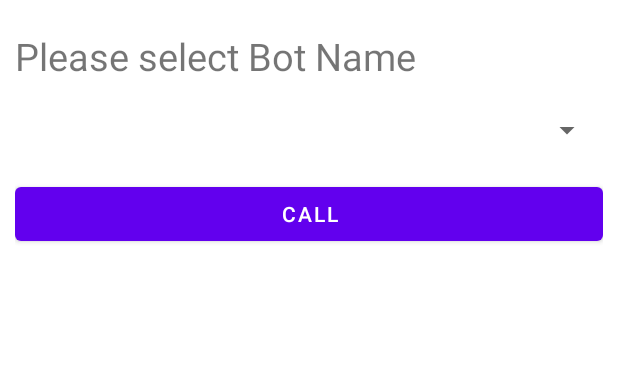
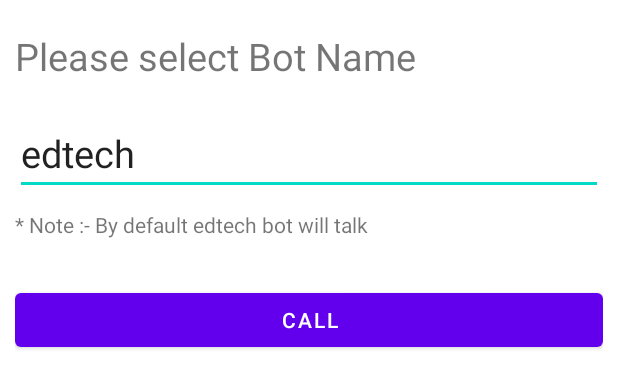
Before and after one commit to mrityunjay-1/wvb-app, an Android app: the layout activity_main.xml on its own in the app's theme, with its tools: preview values and no code run, on a phone screen of 412 x 824 dp. Shown: the top 388 px of the screen. Run offline under Robolectric (Android 15) with nearby library versions, the phone set to English and light mode, and no system bars.

```diff
--- a/src/main/java/com/example/wvb/VoiceBotActivity.java
+++ b/src/main/java/com/example/wvb/VoiceBotActivity.java
@@ -47,6 +47,7 @@ public class VoiceBotActivity extends AppCompatActivity {
         webView.getSettings().setJavaScriptEnabled(true);
         webView.getSettings().setJavaScriptCanOpenWindowsAutomatically(true);
         webView.getSettings().setMediaPlaybackRequiresUserGesture(false);
+        webView.addJavascriptInterface(new MyAndroidJSBridge(VoiceBotActivity.this), "AndroidJSBridge");
         webView.loadUrl("https://talkfusion-dev-app.oriserve.com?isBotOpen=true&botName=" + botName + "&platform=android");
     }
 
--- a/src/main/res/layout/activity_main.xml
+++ b/src/main/res/layout/activity_main.xml
@@ -22,33 +22,30 @@
             android:text="Please select Bot Name"
             />
 
-        <Spinner
+<!--        <include layout="@layout/spinner_resource_file" />-->
+
+        <EditText
+            android:layout_width="match_parent"
+            android:layout_height="match_parent"
+            android:shadowColor="@color/black"
+            android:layout_marginBottom="10dp"
+            android:id="@+id/botNameEditText"
+            android:text="edtech"
+            android:textSize="25dp"
+        />
+
+        <TextView
             android:layout_width="match_parent"
             android:layout_height="wrap_content"
-            android:id="@+id/botNameSpinner"
-            android:layout_marginBottom="20dp"
-        />
-
-<!--        <EditText-->
-<!--            android:layout_width="match_parent"-->
-<!--            android:layout_height="match_parent"-->
-<!--            android:shadowColor="@color/black"-->
-<!--            android:layout_marginBottom="10dp"-->
-<!--            android:id="@+id/botEditText"-->
-<!--            android:textSize="25dp"-->
-<!--        />-->
-
-<!--        <TextView-->
-<!--            android:layout_width="match_parent"-->
-<!--            android:layout_height="wrap_content"-->
-<!--            android:text="* Note :- By default edtech bot will talk"-->
-<!--            android:layout_marginBottom="10dp"-->
-<!--            />-->
+            android:text="* Note :- By default edtech bot will talk"
+            android:layout_marginBottom="10dp"
+            />
 
         <Button
             android:layout_width="match_parent"
             android:layout_height="wrap_content"
             android:id="@+id/callButton"
+            android:layout_marginTop="20dp"
             android:text="Call" />
 
     </LinearLayout>
```
Also changed, not shown: src/main/java/com/example/wvb/MainActivity.java (+15 -15 lines), src/main/res/layout/spinner_resource_file.xml (added, +13 -0 lines).
